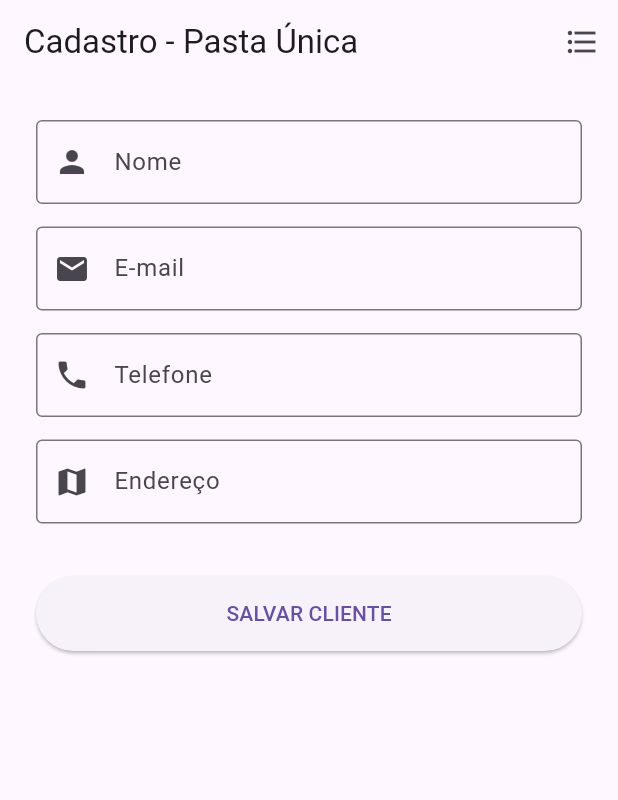
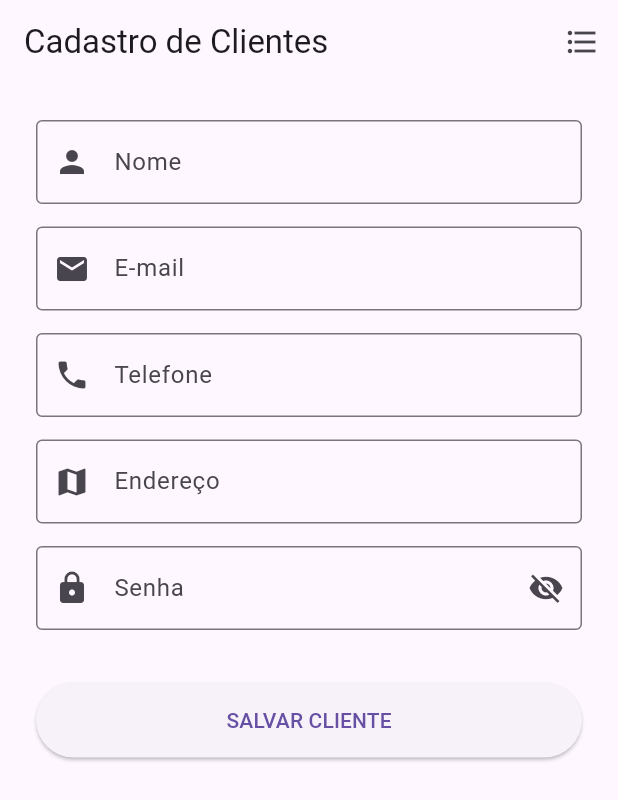
Before and after one commit to Drario11/estudos_firebase, a Flutter app: the screen it shows after launch, on a phone screen of 412 x 824 dp. Shown: the top 800 px of the screen. Run offline on Flutter 3.47's test engine with Material 3 defaults, Android fonts, the phone set to English and light mode, and no system bars; our stand-ins replace cloud_firestore, firebase_auth, firebase_core; accounts and stored records are empty.

Commit message:
alterações para o cadastro de clientes login

```diff
--- a/lib/cadastro/cadastro_page.dart
+++ b/lib/cadastro/cadastro_page.dart
@@ -1,7 +1,6 @@
 import 'package:flutter/material.dart';
 import 'campo_input.dart';
 import 'cadastro_service.dart';
-// 1. IMPORTANTE: Importe o arquivo da lista que está dentro da pasta lista
 import 'lista/lista_page.dart';
 
 class CadastroPage extends StatefulWidget {
@@ -17,6 +16,8 @@ class _CadastroPageState extends State<CadastroPage> {
   final _email = TextEditingController();
   final _tel = TextEditingController();
   final _end = TextEditingController();
+  // 1. NOVO CONTROLADOR PARA SENHA
+  final _senha = TextEditingController();
 
   void realizarCadastro() {
     _service
@@ -25,15 +26,24 @@ class _CadastroPageState extends State<CadastroPage> {
           email: _email.text,
           telefone: _tel.text,
           endereco: _end.text,
+          // 2. PASSANDO A SENHA PARA O SERVICE
+          senha: _senha.text,
         )
         .then((_) {
           _nome.clear();
           _email.clear();
           _tel.clear();
           _end.clear();
+          _senha.clear(); // Limpa a senha também
           ScaffoldMessenger.of(context).showSnackBar(
             const SnackBar(content: Text('Cadastrado com sucesso!')),
           );
+        })
+        .catchError((error) {
+          // É importante tratar erros de autenticação (ex: senha curta)
+          ScaffoldMessenger.of(
+            context,
+          ).showSnackBar(SnackBar(content: Text('Erro: ${error.toString()}')));
         });
   }
 
@@ -41,14 +51,12 @@ class _CadastroPageState extends State<CadastroPage> {
   Widget build(BuildContext context) {
     return Scaffold(
       appBar: AppBar(
-        title: const Text('Cadastro - Pasta Única'),
-        // 2. ADICIONANDO O BOTÃO NO APPBAR
+        title: const Text('Cadastro de Clientes'),
         actions: [
           IconButton(
-            icon: const Icon(Icons.format_list_bulleted), // Ícone de lista
+            icon: const Icon(Icons.format_list_bulleted),
             tooltip: 'Ver Clientes',
             onPressed: () {
-              // Comando para navegar para a página de lista
               Navigator.push(
                 context,
                 MaterialPageRoute(builder: (context) => const ListaPage()),
@@ -73,14 +81,21 @@ class _CadastroPageState extends State<CadastroPage> {
               icone: Icons.phone,
             ),
             CampoInput(controller: _end, rotulo: 'Endereço', icone: Icons.map),
+
+            // 3. NOVO CAMPO DE ENTRADA PARA SENHA
+            CampoInput(
+              controller: _senha,
+              rotulo: 'Senha',
+              icone: Icons.lock,
+              // Dica: No futuro, podemos adicionar 'obscureText: true' no CampoInput
+              // para esconder os caracteres da senha.
+            ),
+
             const SizedBox(height: 20),
             ElevatedButton(
               onPressed: realizarCadastro,
               style: ElevatedButton.styleFrom(
-                minimumSize: const Size(
-                  double.infinity,
-                  50,
-                ), // Botão ocupa largura total
+                minimumSize: const Size(double.infinity, 50),
               ),
               child: const Text('SALVAR CLIENTE'),
             ),
--- a/lib/cadastro/cadastro_service.dart
+++ b/lib/cadastro/cadastro_service.dart
@@ -1,17 +1,32 @@
 import 'package:cloud_firestore/cloud_firestore.dart';
+import 'package:firebase_auth/firebase_auth.dart'; // 1. Nova importação
 
 class CadastroService {
   final CollectionReference _clientes = FirebaseFirestore.instance.collection(
     'clientes',
   );
+  final FirebaseAuth _auth =
+      FirebaseAuth.instance; // 2. Instância de Autenticação
 
+  // SALVAR COM SEGURANÇA (Auth + Firestore)
   Future<void> salvarNoFirebase({
     required String nome,
     required String email,
     required String telefone,
     required String endereco,
+    required String senha, // 3. Agora precisamos da senha no cadastro
   }) async {
-    await _clientes.add({
+    // A. Cria a conta na "Portaria" de segurança
+    UserCredential cred = await _auth.createUserWithEmailAndPassword(
+      email: email,
+      password: senha,
+    );
+
+    // B. Pega o UID único gerado pelo Google
+    String uid = cred.user!.uid;
+
+    // C. Salva o perfil usando o UID como ID do documento (.doc(uid))
+    await _clientes.doc(uid).set({
       'nome': nome,
       'email': email,
       'telefone': telefone,
@@ -20,7 +35,9 @@ class CadastroService {
     });
   }
 
-  // FERRAMENTA DE EDITAR: Você passa o ID do bloco e os novos dados
+  // O restante (editar, excluir, listar) continua QUASE igual,
+  // mas agora referenciando o UID que criamos acima.
+
   Future<void> editarNoFirebase(
     String id,
     Map<String, dynamic> novosDados,
@@ -28,14 +45,11 @@ class CadastroService {
     await _clientes.doc(id).update(novosDados);
   }
 
-  // FERRAMENTA DE EXCLUIR: Você passa o ID do bloco que quer apagar
   Future<void> excluirNoFirebase(String id) async {
     await _clientes.doc(id).delete();
   }
 
-  // NOVA FERRAMENTA: Listar em tempo real
   Stream<QuerySnapshot> listarClientes() {
-    // Retorna a gaveta 'clientes' ordenada pelos mais recentes
     return _clientes.orderBy('data_cadastro', descending: true).snapshots();
   }
 }
--- a/lib/cadastro/campo_input.dart
+++ b/lib/cadastro/campo_input.dart
@@ -14,14 +14,22 @@ class CampoInput extends StatelessWidget {
 
   @override
   Widget build(BuildContext context) {
+    // Verificamos se o rótulo é "Senha" para ativar a proteção de texto
+    // Isso evita que você precise criar um componente só para senha.
+    bool eCampoSenha = rotulo.toLowerCase() == 'senha';
+
     return Padding(
       padding: const EdgeInsets.only(bottom: 15),
       child: TextField(
         controller: controller,
+        // Se for senha, o obscureText será true e esconderá os caracteres
+        obscureText: eCampoSenha,
         decoration: InputDecoration(
           labelText: rotulo,
           prefixIcon: Icon(icone),
           border: const OutlineInputBorder(),
+          // Se for senha, podemos adicionar um ícone de cadeado ou olho no final
+          suffixIcon: eCampoSenha ? const Icon(Icons.visibility_off) : null,
         ),
       ),
     );
--- a/pubspec.yaml
+++ b/pubspec.yaml
@@ -36,6 +36,7 @@ dependencies:
   cupertino_icons: ^1.0.8
   firebase_core: ^4.7.0
   cloud_firestore: ^6.3.0
+  firebase_auth: ^6.4.0
 
 dev_dependencies:
   flutter_test:
```
Also changed, not shown: pubspec.lock, 3 other files.
